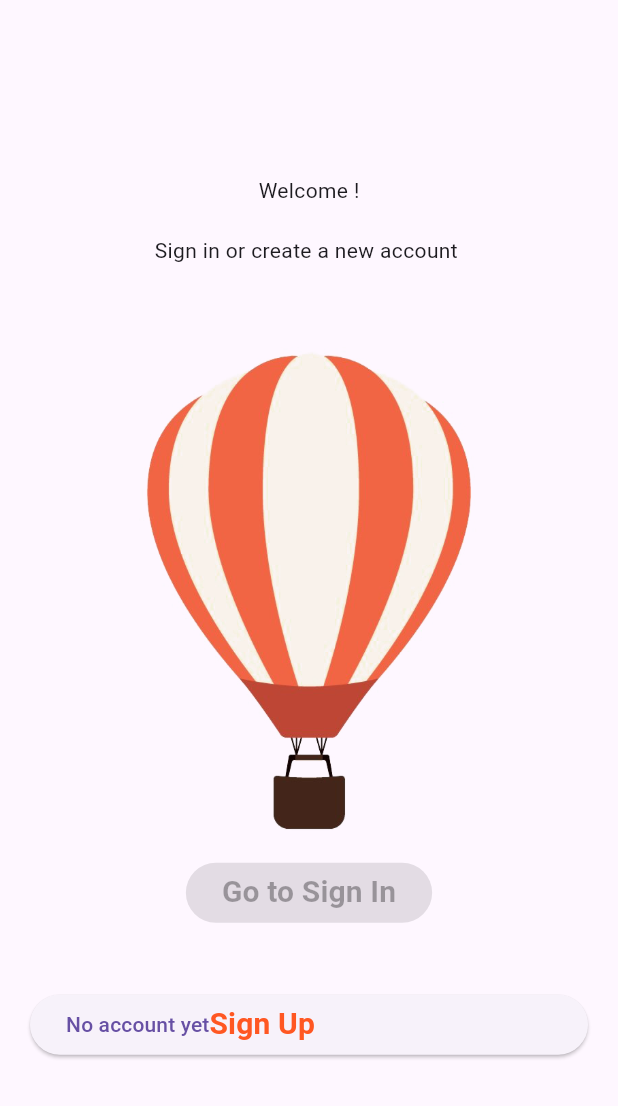
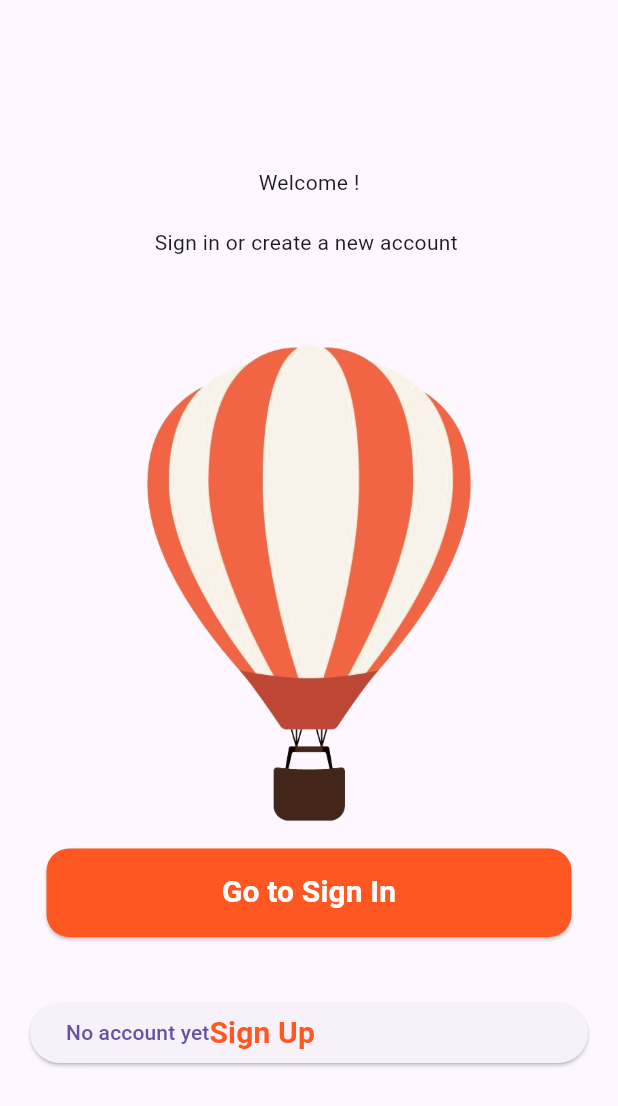
Before and after one commit to Phnix01/Login_Sign_Project4_from_dribble, a Flutter app: the screen it shows after launch, on a phone screen of 412 x 824 dp. Shown: the top 1106 px of the screen. Run offline on Flutter 3.47's test engine with Material 3 defaults, Android fonts, the phone set to English and light mode, and no system bars.

Commit message:
design et implémentation du customBtm terminé

```diff
--- a/lib/components/customBtn.dart
+++ b/lib/components/customBtn.dart
@@ -9,18 +9,29 @@ class CustomBtn extends StatelessWidget {
   final String textData;
   final void Function()? onPressed;
   final Color couleur;
+
   @override
   Widget build(BuildContext context) {
-    return ElevatedButton(
+    return SizedBox(
+      width: 350,
+      child: ElevatedButton(
         onPressed: onPressed,
         style: ElevatedButton.styleFrom(
-            backgroundColor: couleur, foregroundColor: Colors.white),
+          backgroundColor: couleur, // Utilisation de la couleur passée
+          foregroundColor: Colors.white,
+          padding: EdgeInsets.all(15.0),
+          shape: RoundedRectangleBorder(
+            borderRadius: BorderRadius.circular(15), // Correction ici
+          ),
+        ),
         child: Text(
           textData,
           style: TextStyle(
             fontWeight: FontWeight.bold,
             fontSize: 20,
           ),
-        ));
+        ),
+      ),
+    );
   }
 }
--- a/lib/screens/homeScreen.dart
+++ b/lib/screens/homeScreen.dart
@@ -6,6 +6,7 @@ class HomeScreen extends StatelessWidget {
 
   @override
   Widget build(BuildContext context) {
+    void gotoSignInScreen() {}
     return Scaffold(
       body: SafeArea(
           child: Padding(
@@ -23,6 +24,7 @@ class HomeScreen extends StatelessWidget {
             ),
             Image.asset('assets/Air-Balloon-PNG-Image.png'),
             CustomBtn(
+              onPressed: gotoSignInScreen,
               couleur: Colors.deepOrange,
               textData: 'Go to Sign In',
             ),
```
